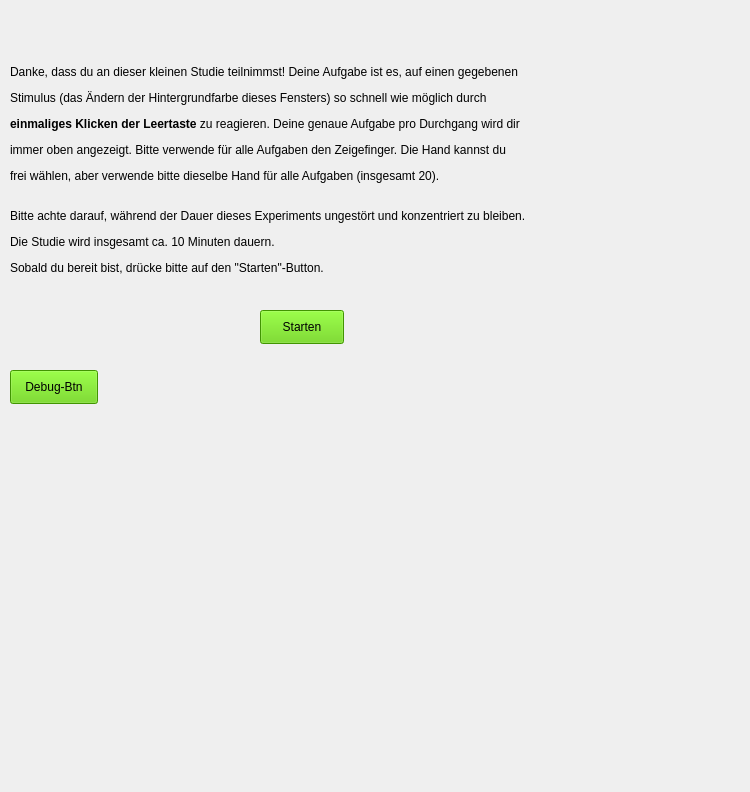
ITT-21SS-UR/assignment-03-jm, file reaction_time.ui: the form before one commit.
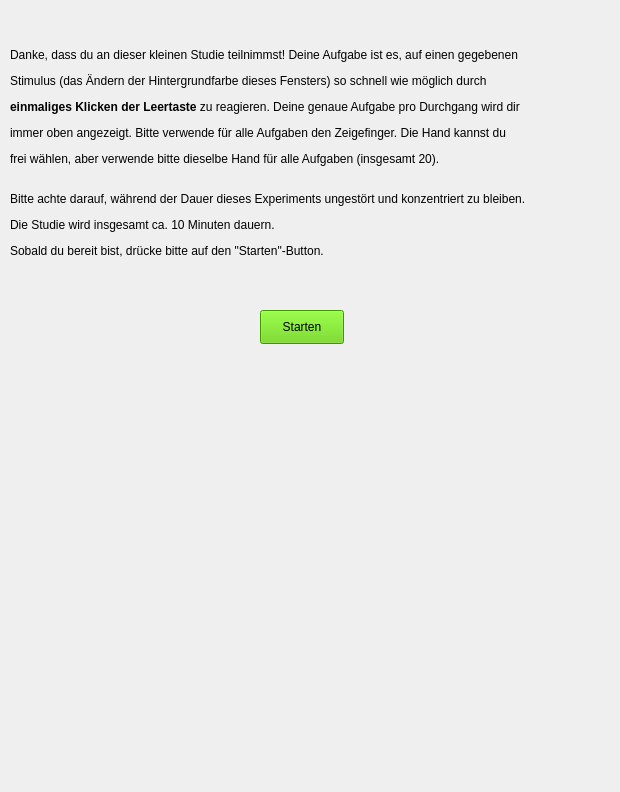
The form after the commit.

Commit message: Adjust pause duration and remove debugging code

What changed in the file:
```diff
--- a/reaction_time.ui
+++ b/reaction_time.ui
@@ -6,7 +6,7 @@
    <rect>
     <x>0</x>
     <y>0</y>
-    <width>750</width>
+    <width>620</width>
     <height>792</height>
    </rect>
   </property>
@@ -18,7 +18,7 @@
   </property>
   <property name="maximumSize">
    <size>
-    <width>750</width>
+    <width>620</width>
     <height>792</height>
    </size>
   </property>
@@ -33,7 +33,7 @@
     <rect>
      <x>0</x>
      <y>10</y>
-     <width>750</width>
+     <width>620</width>
      <height>710</height>
     </rect>
    </property>
@@ -45,8 +45,8 @@
    </property>
    <property name="maximumSize">
     <size>
-     <width>750</width>
-     <height>750</height>
+     <width>620</width>
+     <height>710</height>
     </size>
    </property>
    <property name="currentIndex">
@@ -61,8 +61,8 @@
     </property>
     <property name="maximumSize">
      <size>
-      <width>750</width>
-      <height>750</height>
+      <width>620</width>
+      <height>400</height>
      </size>
     </property>
     <widget class="QLabel" name="initial_explanation">
@@ -70,8 +70,8 @@
       <rect>
        <x>10</x>
        <y>20</y>
-       <width>770</width>
-       <height>281</height>
+       <width>596</width>
+       <height>246</height>
       </rect>
      </property>
      <property name="text">
@@ -94,22 +94,6 @@
       <string>Starten</string>
      </property>
     </widget>
-    <widget class="QPushButton" name="debug_btn">
-     <property name="geometry">
-      <rect>
-       <x>10</x>
-       <y>360</y>
-       <width>88</width>
-       <height>34</height>
-      </rect>
-     </property>
-     <property name="styleSheet">
-      <string notr="true">background-color: rgb(91, 208, 1);</string>
-     </property>
-     <property name="text">
-      <string>Debug-Btn</string>
-     </property>
-    </widget>
    </widget>
    <widget class="QWidget" name="study">
     <property name="minimumSize">
```
Left out of the diff: 23 changed lines with no effect on the pictures. The commit also changes 2 other files.
